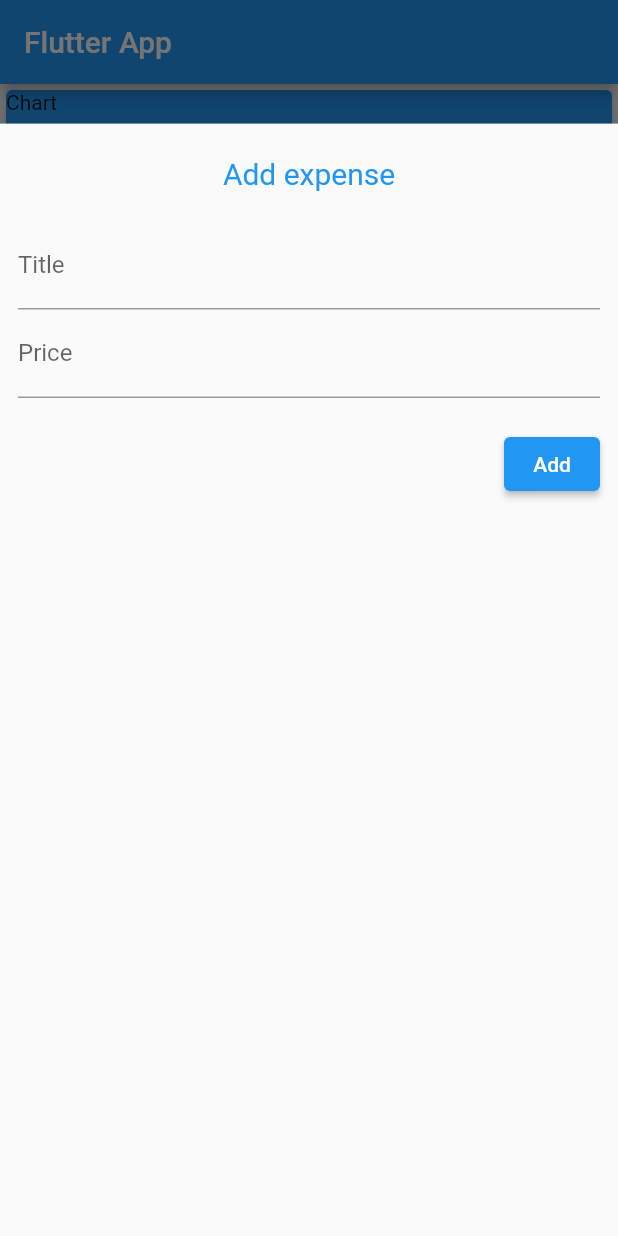
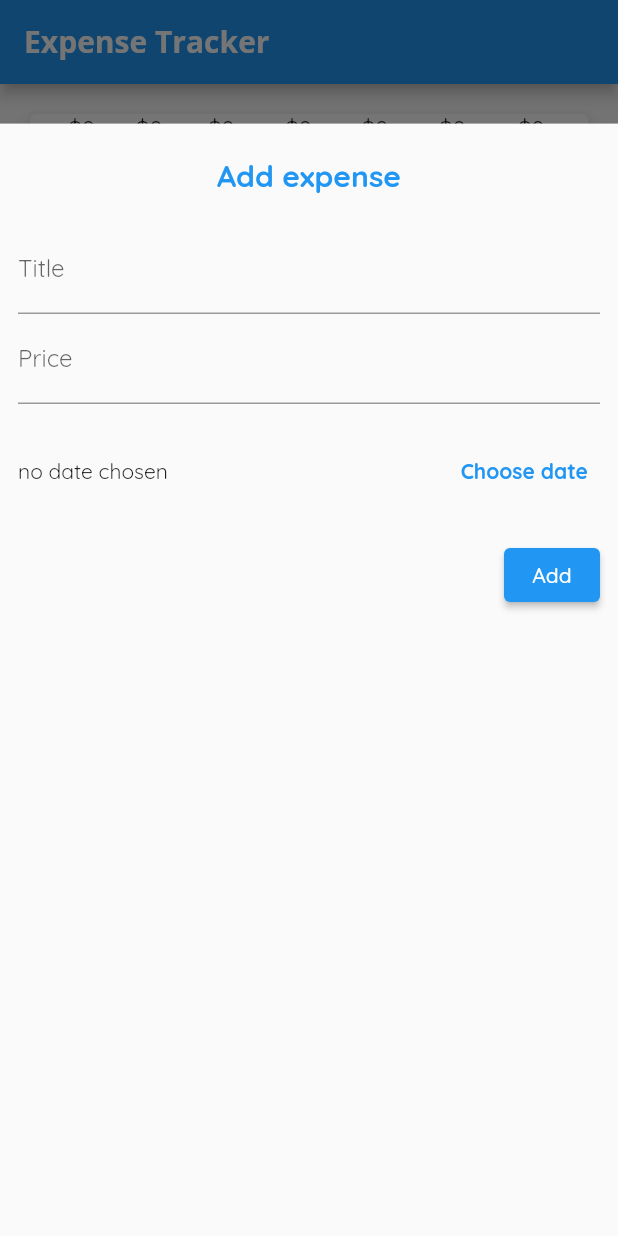
Before and after one commit to nquiroz97/personal_expense_tracker, a Flutter app: the screen it shows after launch, after a tap on the "add" icon, on a phone screen of 412 x 824 dp. Run offline on Flutter 3.47's test engine with Material 2 defaults, Android fonts, the phone set to English and light mode, and no system bars.

Commit message:
finished app

```diff
--- a/lib/main.dart
+++ b/lib/main.dart
@@ -12,9 +12,22 @@ class MyApp extends StatelessWidget {
   @override
   Widget build(BuildContext context) {
     return MaterialApp(
-      title: 'Flutter Demo',
+      title: 'Expense Tracker',
       theme: ThemeData(
         primarySwatch: Colors.blue,
+        fontFamily: 'QuickSand',
+        textTheme: const TextTheme(
+          headline6: TextStyle(
+              fontFamily: 'OpenSans',
+              fontSize: 18,
+              fontWeight: FontWeight.bold),
+        ),
+        appBarTheme: const AppBarTheme(
+          titleTextStyle: TextStyle(
+              fontFamily: 'OpenSans',
+              fontSize: 20,
+              fontWeight: FontWeight.bold),
+        ),
       ),
       home: MyHomePage(),
     );
--- /dev/null
+++ b/lib/ui/chart.dart
@@ -0,0 +1,57 @@
+import 'package:flutter/material.dart';
+import 'package:personal_expense_tracker/models/transaction.dart';
+import 'package:intl/intl.dart';
+import 'package:personal_expense_tracker/ui/chart_bar.dart';
+
+class Chart extends StatelessWidget {
+  final List<Transaction> recentTransactions;
+
+  double get totalSpending {
+    return groupedTransactionValues.fold(0.0, (previousValue, item) {
+      return previousValue + (item['amount'] as double);
+    });
+  }
+
+  List<Map<String, Object>> get groupedTransactionValues {
+    return List.generate(7, (index) {
+      final weekday = DateTime.now().subtract(Duration(days: index));
+      var totalSum = 0.0;
+
+      for (var i = 0; i < recentTransactions.length; i++) {
+        if (recentTransactions[i].date!.day == weekday.day &&
+            recentTransactions[i].date!.month == weekday.month &&
+            recentTransactions[i].date!.year == weekday.year) {
+          totalSum += recentTransactions[i].amount!;
+        }
+      }
+
+      return {'day': DateFormat.E().format(weekday), 'amount': totalSum};
+    }).reversed.toList();
+  }
+
+  const Chart({Key? key, required this.recentTransactions}) : super(key: key);
+
+  @override
+  Widget build(BuildContext context) {
+    return Card(
+      elevation: 6,
+      margin: const EdgeInsets.all(20),
+      child: Expanded(
+        child: Row(
+          mainAxisAlignment: MainAxisAlignment.spaceEvenly,
+          children: groupedTransactionValues.map((e) {
+            return Flexible(
+              fit: FlexFit.loose,
+              child: ChartBar(
+                  label: e['day'].toString(),
+                  spendingAmount: e['amount'] as double,
+                  percentage: totalSpending == 0.0
+                      ? 0.0
+                      : (e['amount'] as double) / totalSpending),
+            );
+          }).toList(),
+        ),
+      ),
+    );
+  }
+}
--- /dev/null
+++ b/lib/ui/chart_bar.dart
@@ -0,0 +1,55 @@
+import 'package:flutter/material.dart';
+
+class ChartBar extends StatelessWidget {
+  final String label;
+  final double spendingAmount;
+  final double percentage;
+
+  const ChartBar(
+      {Key? key,
+      required this.label,
+      required this.spendingAmount,
+      required this.percentage})
+      : super(key: key);
+
+  @override
+  Widget build(BuildContext context) {
+    return Column(
+      children: [
+        Container(
+            height: 20,
+            child: FittedBox(
+                child: Text('\$${spendingAmount.toStringAsFixed(0)}'))),
+        const SizedBox(
+          height: 6,
+        ),
+        Container(
+          height: 60,
+          width: 10,
+          child: Stack(
+            children: [
+              Container(
+                decoration: BoxDecoration(
+                    border: Border.all(color: Colors.grey, width: 1),
+                    color: const Color.fromRGBO(220, 220, 220, 1),
+                    borderRadius: BorderRadius.circular(12)),
+              ),
+              FractionallySizedBox(
+                heightFactor: percentage,
+                child: Container(
+                  decoration: BoxDecoration(
+                      color: Theme.of(context).primaryColor,
+                      borderRadius: BorderRadius.circular(12)),
+                ),
+              )
+            ],
+          ),
+        ),
+        const SizedBox(
+          height: 6,
+        ),
+        Text(label),
+      ],
+    );
+  }
+}
--- a/lib/ui/home.dart
+++ b/lib/ui/home.dart
@@ -1,6 +1,9 @@
+import 'dart:ui';
+
 import 'package:flutter/material.dart';
 
 import 'package:personal_expense_tracker/models/transaction.dart';
+import 'package:personal_expense_tracker/ui/chart.dart';
 import 'package:personal_expense_tracker/ui/transaction_list_item.dart';
 
 import 'new_transaction.dart';
@@ -13,21 +16,23 @@ class MyHomePage extends StatefulWidget {
 }
 
 class _MyHomePageState extends State<MyHomePage> {
-  final List<Transaction> _transactions = [
-    Transaction(
-        date: DateTime.now(), title: 'New Shoes', amount: 69.99, id: 't1'),
-    Transaction(
-        date: DateTime.now(), title: 'Groceries', amount: 75.99, id: 't2'),
-    Transaction(
-        date: DateTime.now(), title: 'Dumbbells', amount: 120.99, id: 't3'),
-  ];
+  final List<Transaction> _transactions = [];
+
+  List<Transaction>? get _recentTransactions {
+    return _transactions
+        .where((element) => element.date!
+            .isAfter(DateTime.now().subtract(const Duration(days: 7))))
+        .toList();
+  }
 
   @override
   Widget build(BuildContext context) {
     return Scaffold(
       resizeToAvoidBottomInset: true,
       appBar: AppBar(
-        title: const Text("Flutter App"),
+        title: const Text(
+          "Expense Tracker",
+        ),
       ),
       floatingActionButton: FloatingActionButton(
         child: const Icon(Icons.add),
@@ -51,36 +56,50 @@ class _MyHomePageState extends State<MyHomePage> {
       ),
       body: Column(
         children: [
-          Card(
-            color: Colors.blue,
-            child: Container(
-              height: 100,
-              width: double.infinity,
-              child: const Text('Chart'),
-            ),
-            elevation: 5,
-          ),
+          Chart(recentTransactions: _transactions),
           Expanded(
-            child: ListView.builder(
-              itemBuilder: (BuildContext context, int index) {
-                return TransactionItem(transaction: _transactions[index]);
-              },
-              itemCount: _transactions.length,
-            ),
+            child: _transactions.isEmpty
+                ? Column(
+                    children: [
+                      Text(
+                        'No transactions added yet',
+                        style: Theme.of(context).textTheme.headline6,
+                      ),
+                      const SizedBox(
+                        height: 15,
+                      ),
+                      Expanded(child: Image.asset('assets/images/waiting.png'))
+                    ],
+                  )
+                : ListView.builder(
+                    itemBuilder: (BuildContext context, int index) {
+                      return TransactionItem(
+                        transaction: _transactions[index],
+                        removeTransaction: _deleteTransaction,
+                      );
+                    },
+                    itemCount: _transactions.length,
+                  ),
           )
         ],
       ),
     );
   }
 
-  void _addNewTransaction(String title, double amount) {
+  void _addNewTransaction(String title, double amount, DateTime selectedDate) {
     setState(() {
       final newTransaction = Transaction(
-          date: DateTime.now(),
+          date: selectedDate,
           title: title,
           amount: amount,
           id: DateTime.now().microsecondsSinceEpoch.toString());
       _transactions.add(newTransaction);
     });
   }
+
+  void _deleteTransaction(Transaction transaction) {
+    setState(() {
+      _transactions.remove(transaction);
+    });
+  }
 }
--- a/lib/ui/new_transaction.dart
+++ b/lib/ui/new_transaction.dart
@@ -1,5 +1,6 @@
 import 'package:flutter/cupertino.dart';
 import 'package:flutter/material.dart';
+import 'package:intl/intl.dart';
 
 class NewTransaction extends StatefulWidget {
   final Function addTransaction;
@@ -12,6 +13,7 @@ class NewTransaction extends StatefulWidget {
 class _NewTransactionState extends State<NewTransaction> {
   final TextEditingController _title = TextEditingController();
   final TextEditingController _price = TextEditingController();
+  DateTime? _selectedDate;
 
   @override
   void dispose() {
@@ -29,16 +31,19 @@ class _NewTransactionState extends State<NewTransaction> {
           const SizedBox(
             height: 10,
           ),
-          const Text(
+          Text(
             "Add expense",
-            style: TextStyle(fontSize: 20, color: Colors.blue),
+            style: TextStyle(
+                fontSize: 20,
+                color: Theme.of(context).primaryColor,
+                fontWeight: FontWeight.bold),
           ),
           const SizedBox(
             height: 20,
           ),
           TextField(
             controller: _title,
-            onSubmitted: (_) => onAddTransactionCall(),
+            onSubmitted: (_) => _onAddTransactionCall(),
             decoration: const InputDecoration(
               label: Text('Title'),
             ),
@@ -46,9 +51,30 @@ class _NewTransactionState extends State<NewTransaction> {
           TextField(
             controller: _price,
             keyboardType: const TextInputType.numberWithOptions(decimal: true),
-            onSubmitted: (_) => onAddTransactionCall(),
+            onSubmitted: (_) => _onAddTransactionCall(),
             decoration: const InputDecoration(
               label: Text('Price'),
+            ),
+          ),
+          const SizedBox(
+            height: 20,
+          ),
+          Container(
+            height: 50,
+            child: Row(
+              children: [
+                Expanded(
+                  child: Text(_selectedDate == null
+                      ? 'no date chosen'
+                      : DateFormat.yMd().format(_selectedDate!)),
+                ),
+                TextButton(
+                    onPressed: () => _showDatePicker(),
+                    child: const Text(
+                      'Choose date',
+                      style: TextStyle(fontWeight: FontWeight.bold),
+                    ))
+              ],
             ),
           ),
           const SizedBox(
@@ -58,7 +84,7 @@ class _NewTransactionState extends State<NewTransaction> {
             mainAxisAlignment: MainAxisAlignment.end,
             children: [
               ElevatedButton(
-                onPressed: onAddTransactionCall,
+                onPressed: _onAddTransactionCall,
                 child: const Text('Add'),
               ),
             ],
@@ -68,15 +94,31 @@ class _NewTransactionState extends State<NewTransaction> {
     );
   }
 
-  void onAddTransactionCall() {
+  void _onAddTransactionCall() {
     var title = _title.text.trim();
     var amount = double.tryParse(_price.text.trim());
 
     if (title.isEmpty || amount == null || amount <= 0) {
       return;
     }
-    widget.addTransaction(title, amount);
+    widget.addTransaction(title, amount, _selectedDate ?? DateTime.now());
 
     Navigator.of(context).pop();
   }
+
+  void _showDatePicker() {
+    showDatePicker(
+            context: context,
+            initialDate: DateTime.now(),
+            firstDate: DateTime(2022),
+            lastDate: DateTime.now())
+        .then((date) {
+      if (date == null) {
+        return;
+      }
+      setState(() {
+        _selectedDate = date;
+      });
+    });
+  }
 }
--- a/lib/ui/transaction_list_item.dart
+++ b/lib/ui/transaction_list_item.dart
@@ -4,33 +4,60 @@ import 'package:intl/intl.dart';
 import 'package:personal_expense_tracker/models/transaction.dart';
 
 class TransactionItem extends StatelessWidget {
-  const TransactionItem({Key? key, required this.transaction})
+  final Function removeTransaction;
+  final Transaction transaction;
+  const TransactionItem(
+      {Key? key, required this.transaction, required this.removeTransaction})
       : super(key: key);
-  final Transaction transaction;
 
   @override
   Widget build(BuildContext context) {
     return Card(
+      elevation: 5,
+      child: Dismissible(
+        direction: DismissDirection.endToStart,
+        key: Key(transaction.id!),
+        onDismissed: (_) => removeTransaction(transaction),
+        background: Container(),
+        secondaryBackground: Container(
+          decoration: BoxDecoration(
+              borderRadius: BorderRadius.circular(8), color: Colors.red),
+          child: const Align(
+            child: Padding(
+              padding: EdgeInsets.only(right: 10),
+              child: Icon(Icons.delete),
+            ),
+            alignment: Alignment.centerRight,
+          ),
+        ),
         child: ListTile(
           minLeadingWidth: 50,
           leading: CircleAvatar(
-          radius: 25,
-          backgroundColor: Colors.blue,
+            radius: 30,
+            backgroundColor: Theme.of(context).primaryColor,
+            child: Padding(
+              padding: const EdgeInsets.all(5),
+              child: FittedBox(
                 child: Text(
                   '\$${transaction.amount!.toStringAsFixed(2)}',
                   style: const TextStyle(
-                color: Colors.white, fontSize: 12, fontWeight: FontWeight.bold),
+                      color: Colors.white,
+                      fontSize: 12,
+                      fontWeight: FontWeight.bold),
+                ),
+              ),
             ),
           ),
           title: Text(
             transaction.title!,
-          style: const TextStyle(fontWeight: FontWeight.bold),
+            style: Theme.of(context).textTheme.headline6,
           ),
           subtitle: Text(
             DateFormat.yMMMEd().add_jm().format(transaction.date!),
             style: TextStyle(color: Colors.grey.shade400),
           ),
         ),
+      ),
     );
   }
 }
```
Also changed, not shown: pubspec.yaml (+15 -15 lines), assets/fonts/OpenSans-Bold.ttf (added), assets/fonts/OpenSans-Regular.ttf (added), assets/fonts/Quicksand-Bold.ttf (added), assets/fonts/Quicksand-Light.ttf (added), assets/fonts/Quicksand-Medium.ttf (added), assets/fonts/Quicksand-Regular.ttf (added), assets/images/waiting.png (added). Lines whose indentation alone changed are shown as unchanged.
